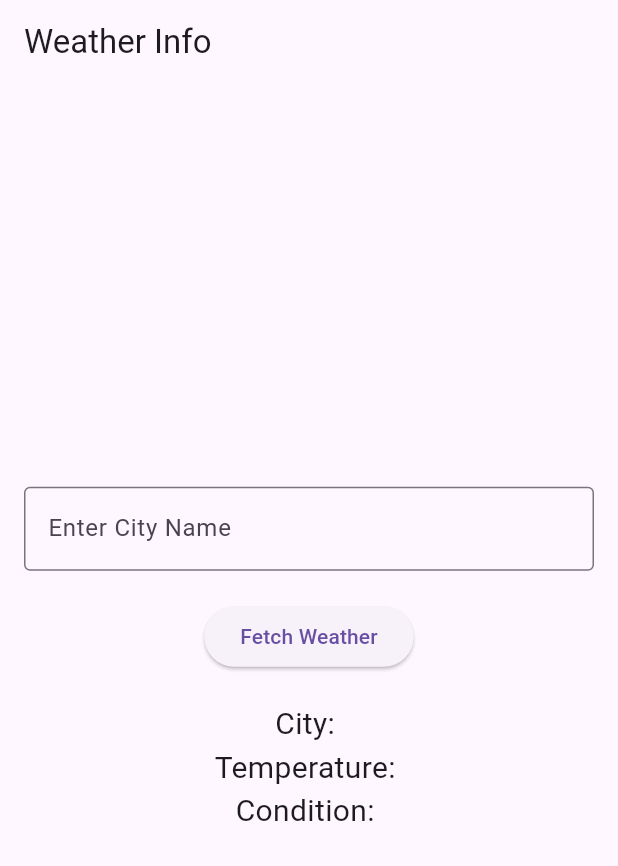
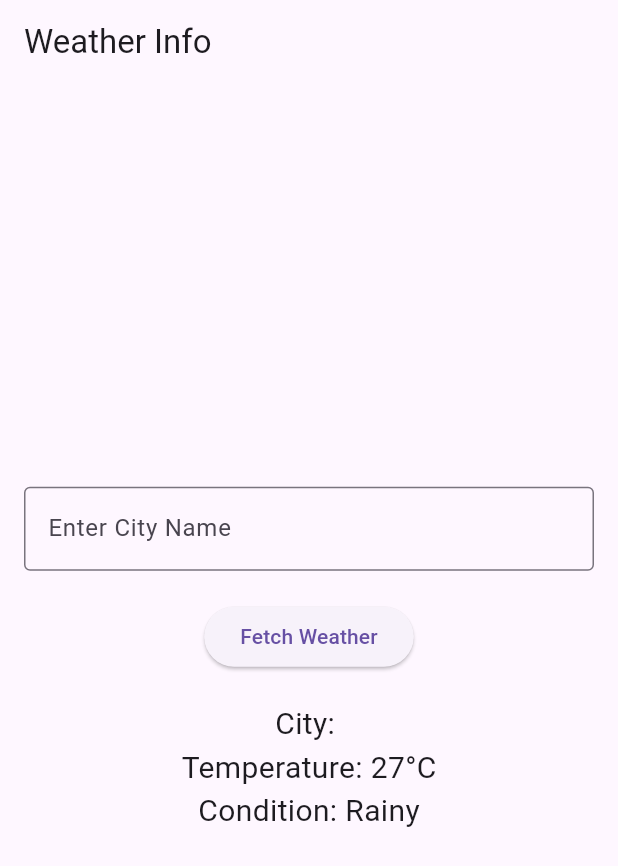
Before and after one commit to sricharan8462/weather_app, a Flutter app: the screen it shows after launch, after a tap on "Fetch Weather", on a phone screen of 412 x 824 dp. Shown: the top 866 px of the screen. Run offline on Flutter 3.47's test engine with Material 3 defaults, Android fonts, the phone set to English and light mode, and no system bars.

Commit message:
Simulated weather data for input city

```diff
--- a/lib/main.dart
+++ b/lib/main.dart
@@ -1,3 +1,4 @@
+import 'dart:math';
 import 'package:flutter/material.dart';
 
 void main() {
@@ -28,6 +29,22 @@ class WeatherHomePage extends StatefulWidget {
 
 class _WeatherHomePageState extends State<WeatherHomePage> {
   final TextEditingController _cityController = TextEditingController();
+  String _city = "";
+  String _temperature = "";
+  String _condition = "";
+
+  void fetchWeather() {
+    final Random random = Random();
+    int temp = 15 + random.nextInt(16); // Random temperature between 15-30°C
+    List<String> conditions = ["Sunny", "Cloudy", "Rainy"];
+    String condition = conditions[random.nextInt(conditions.length)];
+
+    setState(() {
+      _city = _cityController.text;
+      _temperature = "$temp°C";
+      _condition = condition;
+    });
+  }
 
   @override
   Widget build(BuildContext context) {
@@ -47,13 +64,13 @@ class _WeatherHomePageState extends State<WeatherHomePage> {
             ),
             const SizedBox(height: 20),
             ElevatedButton(
-              onPressed: () {},
+              onPressed: fetchWeather,
               child: const Text("Fetch Weather"),
             ),
             const SizedBox(height: 20),
-            const Text("City: ", style: TextStyle(fontSize: 20)),
-            const Text("Temperature: ", style: TextStyle(fontSize: 20)),
-            const Text("Condition: ", style: TextStyle(fontSize: 20)),
+            Text("City: $_city", style: const TextStyle(fontSize: 20)),
+            Text("Temperature: $_temperature", style: const TextStyle(fontSize: 20)),
+            Text("Condition: $_condition", style: const TextStyle(fontSize: 20)),
           ],
         ),
       ),
```
